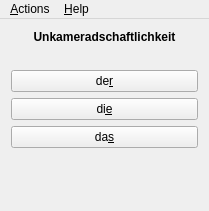
This is mainwindow.ui in lawand/gngt as Qt 5 draws it before an edit. The edited form follows.
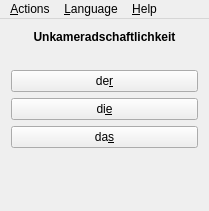
This is the edited form.

Diff of the .ui file:
```diff
--- a/mainwindow.ui
+++ b/mainwindow.ui
@@ -112,7 +112,13 @@
     <addaction name="actionCopying"/>
     <addaction name="actionQtSingleApplication_Copying"/>
    </widget>
+   <widget class="QMenu" name="menuLanguage">
+    <property name="title">
+     <string>&amp;Language</string>
+    </property>
+   </widget>
    <addaction name="menuActions"/>
+   <addaction name="menuLanguage"/>
    <addaction name="menuHelp"/>
   </widget>
   <action name="actionEdit_Nouns">
```
